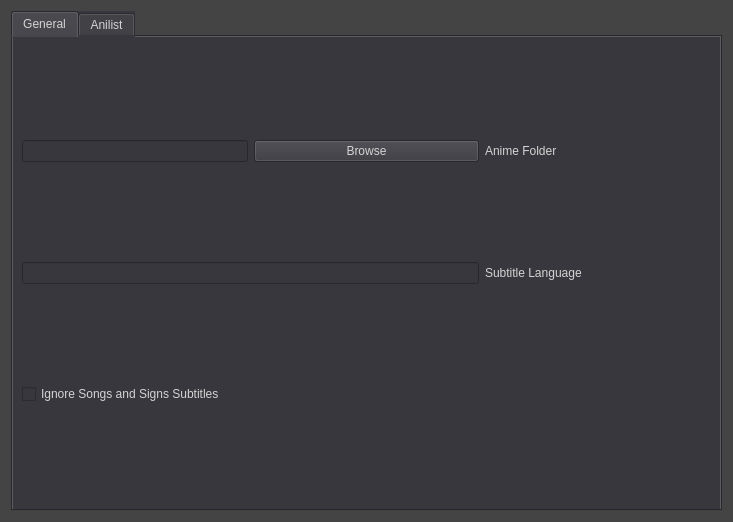
Above: anitracker/ui/settings.ui from Phxntxm/AniTracker before the change. Below: the same form after it.
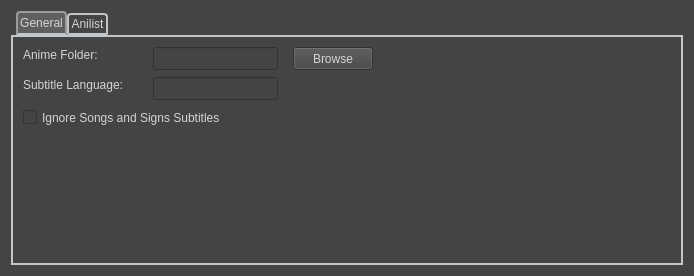
That is the form after the change.

```diff
--- a/anitracker/ui/settings.ui
+++ b/anitracker/ui/settings.ui
@@ -6,33 +6,66 @@
    <rect>
     <x>0</x>
     <y>0</y>
-    <width>733</width>
-    <height>522</height>
+    <width>694</width>
+    <height>276</height>
    </rect>
   </property>
   <property name="windowTitle">
    <string>Form</string>
   </property>
   <property name="styleSheet">
-   <string notr="true">background-color: rgb(68, 68, 68);</string>
+   <string notr="true">background-color: rgb(68, 68, 68);
+color: rgb(212, 212, 212);</string>
   </property>
   <layout class="QHBoxLayout" name="horizontalLayout">
    <item>
     <widget class="QTabWidget" name="SettingsTabWidget">
      <property name="styleSheet">
-      <string notr="true">background-color: rgb(55, 55, 61);
-color: rgb(212, 212, 212);</string>
+      <string notr="true">QTabWidget::pane {
+	border: 2px solid #C2C7CB;
+}
+QTabWidget::tab-bar {
+	left: 5px;
+}
+QTabBar::tab {
+	background: rgb(68, 68, 68);
+    border: 2px solid #C4C4C3;
+    border-bottom-color: #C2C7CB;
+    border-top-left-radius: 4px;
+    border-top-right-radius: 4px;
+    min-width: 8ex;
+    padding: 2px;
+}
+QTabBar::tab:selected, QTabBar::tab:hover {
+	background: rgb(95, 95, 95);
+}
+QTabBar::tab:selected {
+	border-color: #9B9B9B;
+	border-bottom-color: #C2C7CB;
+}
+QTabBar::tab:!selected {
+	margin-top: 2px;
+}</string>
      </property>
      <property name="currentIndex">
       <number>0</number>
      </property>
      <widget class="QWidget" name="GeneralSettingsTab">
+      <property name="styleSheet">
+       <string notr="true"/>
+      </property>
       <attribute name="title">
        <string>General</string>
       </attribute>
-      <layout class="QGridLayout" name="gridLayout_2">
-       <item row="0" column="0">
         <widget class="QLineEdit" name="AnimeFolderLineEdit">
+       <property name="geometry">
+        <rect>
+         <x>140</x>
+         <y>10</y>
+         <width>125</width>
+         <height>23</height>
+        </rect>
+       </property>
          <property name="sizePolicy">
           <sizepolicy hsizetype="Preferred" vsizetype="Fixed">
            <horstretch>0</horstretch>
@@ -43,9 +76,15 @@
           <bool>true</bool>
          </property>
         </widget>
-       </item>
-       <item row="0" column="1">
         <widget class="QPushButton" name="AnimeFolderBrowse">
+       <property name="geometry">
+        <rect>
+         <x>280</x>
+         <y>10</y>
+         <width>80</width>
+         <height>23</height>
+        </rect>
+       </property>
          <property name="sizePolicy">
           <sizepolicy hsizetype="Preferred" vsizetype="Fixed">
            <horstretch>0</horstretch>
@@ -56,9 +95,15 @@
           <string>Browse</string>
          </property>
         </widget>
-       </item>
-       <item row="0" column="2">
         <widget class="QLabel" name="AnimeFolderSettingsLabel">
+       <property name="geometry">
+        <rect>
+         <x>10</x>
+         <y>10</y>
+         <width>91</width>
+         <height>16</height>
+        </rect>
+       </property>
          <property name="sizePolicy">
           <sizepolicy hsizetype="Preferred" vsizetype="Fixed">
            <horstretch>0</horstretch>
@@ -66,12 +111,18 @@
           </sizepolicy>
          </property>
          <property name="text">
-          <string>Anime Folder</string>
-         </property>
-        </widget>
-       </item>
-       <item row="1" column="0" colspan="2">
+        <string>Anime Folder:</string>
+       </property>
+      </widget>
         <widget class="QLineEdit" name="SubtitleLanguageLineEdit">
+       <property name="geometry">
+        <rect>
+         <x>140</x>
+         <y>40</y>
+         <width>125</width>
+         <height>23</height>
+        </rect>
+       </property>
          <property name="sizePolicy">
           <sizepolicy hsizetype="Preferred" vsizetype="Fixed">
            <horstretch>0</horstretch>
@@ -79,9 +130,15 @@
           </sizepolicy>
          </property>
         </widget>
-       </item>
-       <item row="1" column="2">
         <widget class="QLabel" name="SubtitleLanguageSettingsLabel">
+       <property name="geometry">
+        <rect>
+         <x>10</x>
+         <y>40</y>
+         <width>121</width>
+         <height>16</height>
+        </rect>
+       </property>
          <property name="sizePolicy">
           <sizepolicy hsizetype="Preferred" vsizetype="Fixed">
            <horstretch>0</horstretch>
@@ -89,18 +146,22 @@
           </sizepolicy>
          </property>
          <property name="text">
-          <string>Subtitle Language</string>
-         </property>
-        </widget>
-       </item>
-       <item row="2" column="0" colspan="3">
+        <string>Subtitle Language:</string>
+       </property>
+      </widget>
         <widget class="QCheckBox" name="IgnoreSongsSignsCheckbox">
+       <property name="geometry">
+        <rect>
+         <x>10</x>
+         <y>70</y>
+         <width>223</width>
+         <height>21</height>
+        </rect>
+       </property>
          <property name="text">
           <string>Ignore Songs and Signs Subtitles</string>
          </property>
         </widget>
-       </item>
-      </layout>
      </widget>
      <widget class="QWidget" name="AnilistSettingsTab">
       <attribute name="title">
```
Left out of the diff: 56 changed lines with no effect on the pictures. Lines whose indentation alone changed are shown as unchanged.
